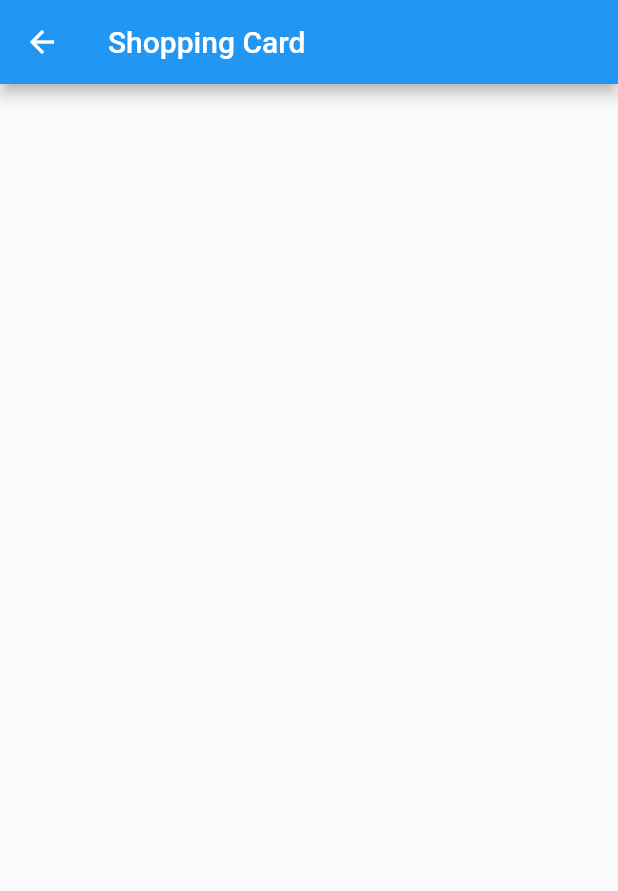
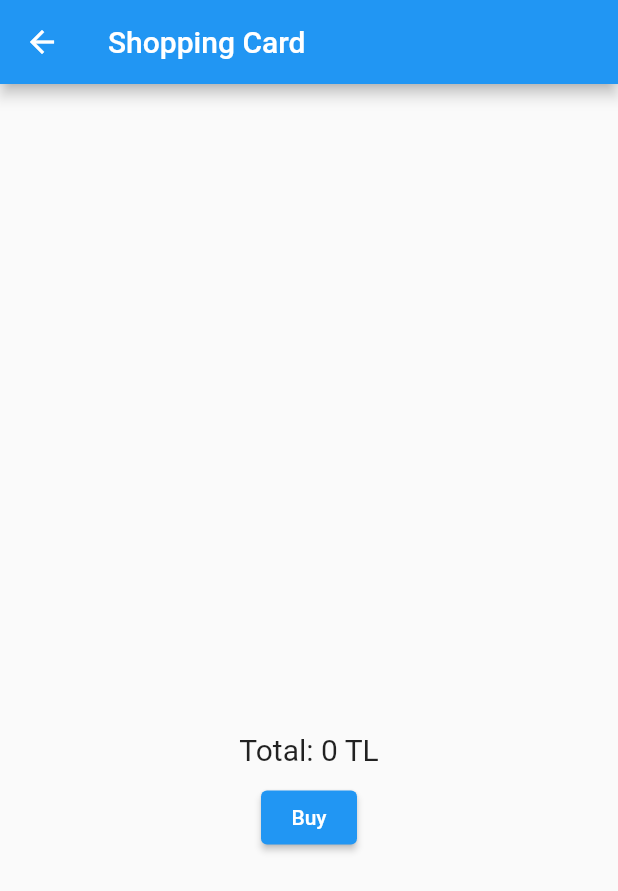
Before and after one commit to osmanGuler19/SE_Project, a Flutter app: the ShoppingCard screen opened directly, on a phone screen of 412 x 824 dp. Shown: the top 891 px of the screen. Run offline on Flutter 3.47's test engine with Material 2 defaults, Android fonts, the phone set to English and light mode, and no system bars; our stand-ins replace flutter_credit_card, fluttertoast.

Commit message:
fixed bugs

```diff
--- a/lib/view/shopping_card.dart
+++ b/lib/view/shopping_card.dart
@@ -12,13 +12,17 @@ class ShoppingCard extends StatelessWidget {
       appBar: AppBar(
         title: Text('Shopping Card'),
       ),
-      body: ListView.builder(
+      body: Column(
+        children: [
+          Container(
+            height: MediaQuery.of(context).size.height / 2,
+            child: ListView.builder(
               itemCount: vm.shoppingcard.length,
               itemBuilder: (context, index) {
                 return ListTile(
                   leading: Image.asset(vm.shoppingcard[index].imagePath),
                   title: Text(vm.shoppingcard[index].name),
-            subtitle: Text(vm.products[index].price.toString()),
+                  subtitle: Text(vm.shoppingcard[index].price.toString()),
                   trailing: IconButton(
                     icon: Icon(Icons.delete),
                     onPressed: () {
@@ -28,6 +32,23 @@ class ShoppingCard extends StatelessWidget {
                 );
               },
             ),
+          ),
+          SizedBox(
+            height: 20,
+          ),
+          Text(
+            'Total: ${vm.totalAmount.toString()} TL',
+            style: TextStyle(fontSize: 20),
+          ),
+          SizedBox(
+            height: 10,
+          ),
+          ElevatedButton(
+            child: Text('Buy'),
+            onPressed: () {},
+          ),
+        ],
+      ),
     );
   }
 }
```
Lines whose indentation alone changed are shown as unchanged.
